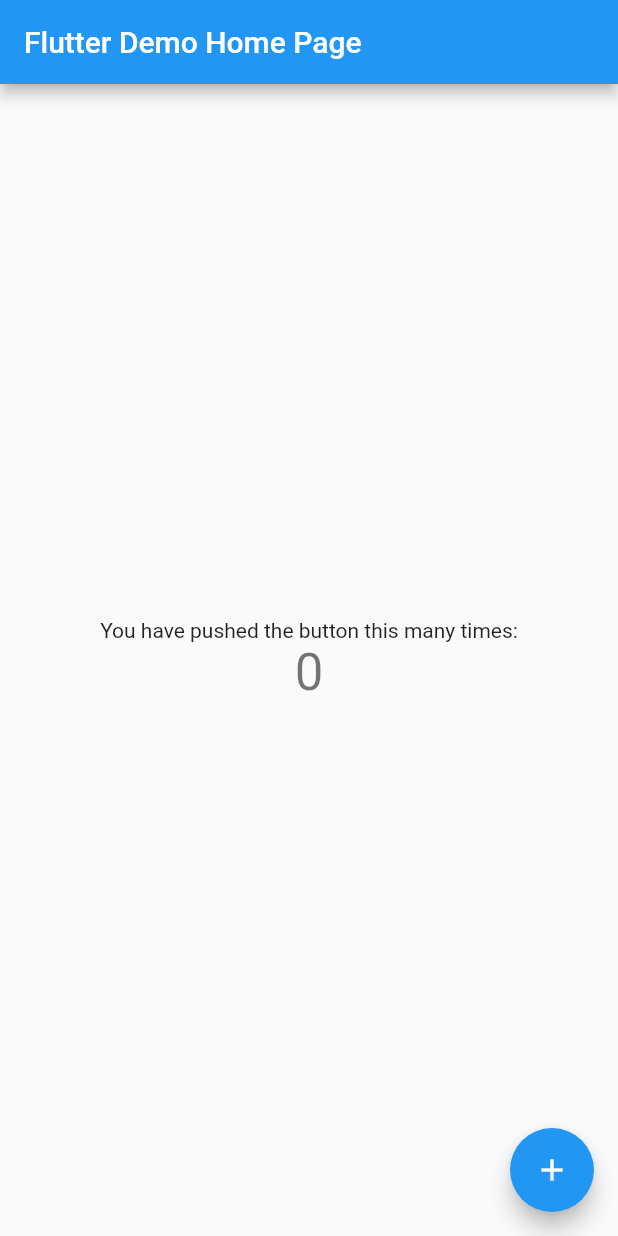
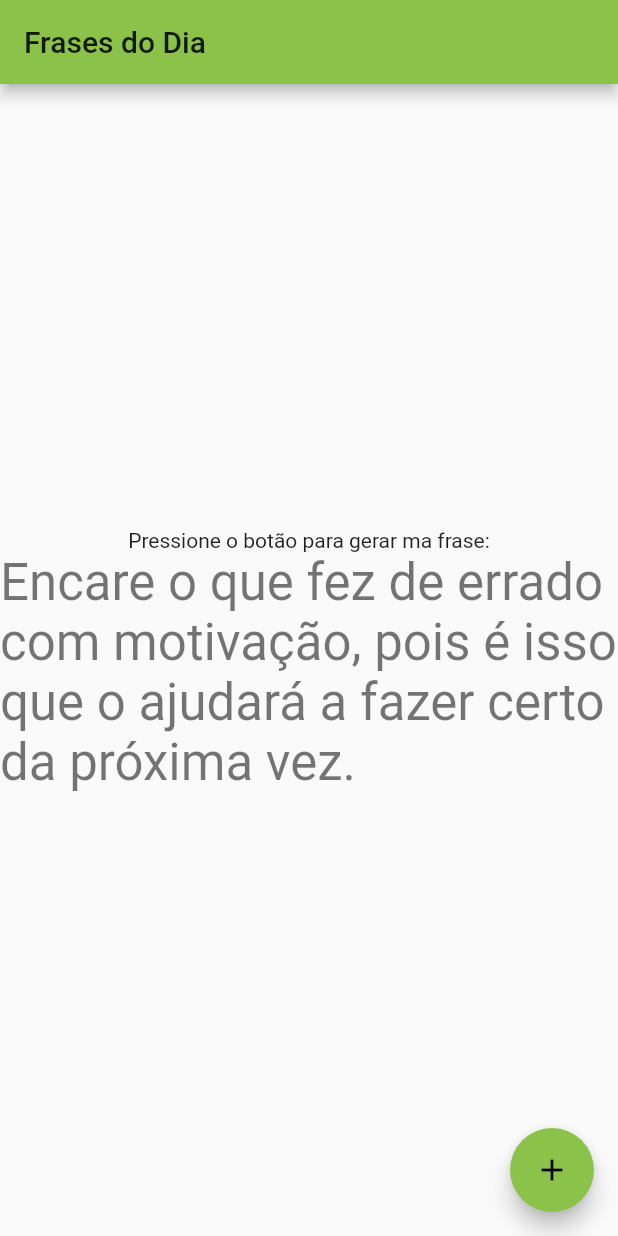
Before and after one commit to jrdutra/EstudandoFlutter, a Flutter app: the screen it shows after launch, on a phone screen of 412 x 824 dp. Run offline on Flutter 3.47's test engine with Material 2 defaults, Android fonts, the phone set to English and light mode, and no system bars.

Commit message:
Primeiro App em Flutter

```diff
--- a/meu_primeiro_app/lib/main.dart
+++ b/meu_primeiro_app/lib/main.dart
@@ -1,3 +1,5 @@
+import 'dart:math';
+
 import 'package:flutter/material.dart';
 
 void main() {
@@ -11,10 +13,10 @@ class MyApp extends StatelessWidget {
     return MaterialApp(
       title: 'Flutter Demo',
       theme: ThemeData(
-        primarySwatch: Colors.blue,
+        primarySwatch: Colors.lightGreen,
         visualDensity: VisualDensity.adaptivePlatformDensity,
       ),
-      home: MyHomePage(title: 'Flutter Demo Home Page'),
+      home: MyHomePage(title: 'Frases do Dia'),
     );
   }
 }
@@ -29,11 +31,21 @@ class MyHomePage extends StatefulWidget {
 }
 
 class _MyHomePageState extends State<MyHomePage> {
-  int _counter = 0;
+
+  int _numeroAleatorio = 0;
+
+  List _frases = [
+    'Encare o que fez de errado com motivação, pois é isso que o ajudará a fazer certo da próxima vez.',
+    'Há dias que você tem que ir para a frente só com o que você tem na mão, não dá para esperar pela motivação.',
+    'Arrisque, vá em frente e sem medo! Não há motivação maior do que descobrir quão corajosos conseguimos ser.',
+    'Eu acredito em você e na sua capacidade porque conheço o seu esforço e a sua motivação. Não desista!'
+  ];
 
   void _incrementCounter() {
     setState(() {
-      _counter++;
+
+      _numeroAleatorio = new Random().nextInt(4);
+
     });
   }
 
@@ -52,10 +64,10 @@ class _MyHomePageState extends State<MyHomePage> {
           mainAxisAlignment: MainAxisAlignment.center,
           children: <Widget>[
             Text(
-              'You have pushed the button this many times:',
+              'Pressione o botão para gerar ma frase:',
             ),
             Text(
-              '$_counter',
+              _frases[_numeroAleatorio],
               style: Theme.of(context).textTheme.headline4,
             ),
           ],
```
Also changed, not shown: frases_do_dia/lib/main.dart (added, +28 -0 lines), frases_do_dia/pubspec.yaml (added, +76 -0 lines), frases_do_dia/pubspec.lock (added), 59 other files.
